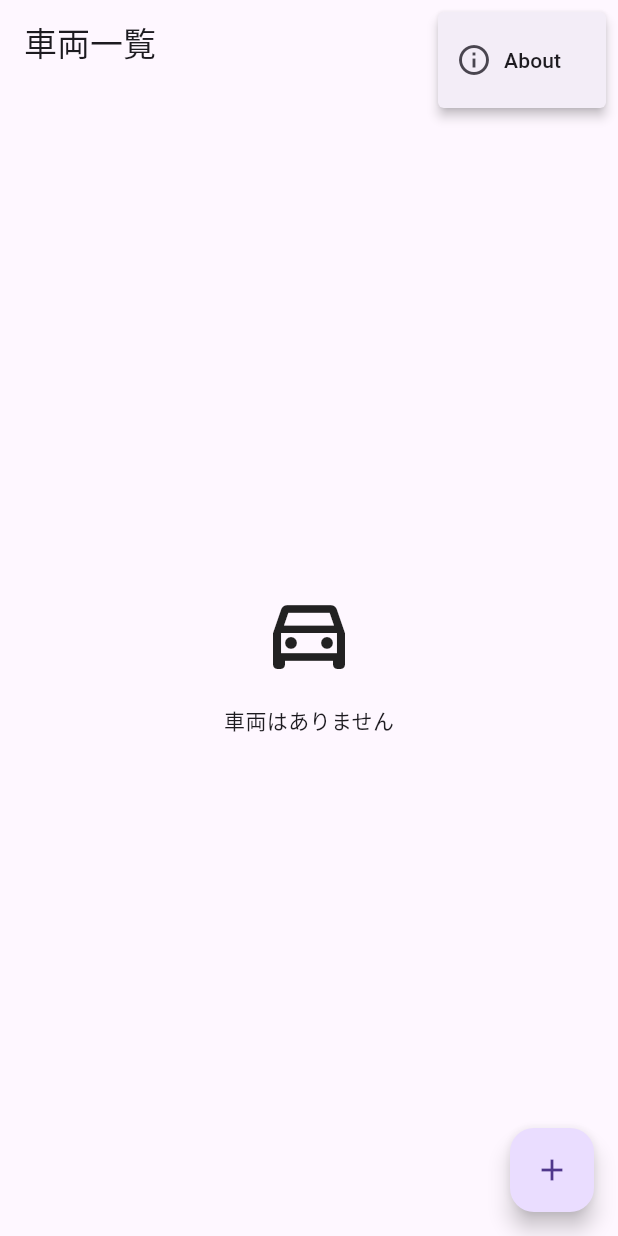
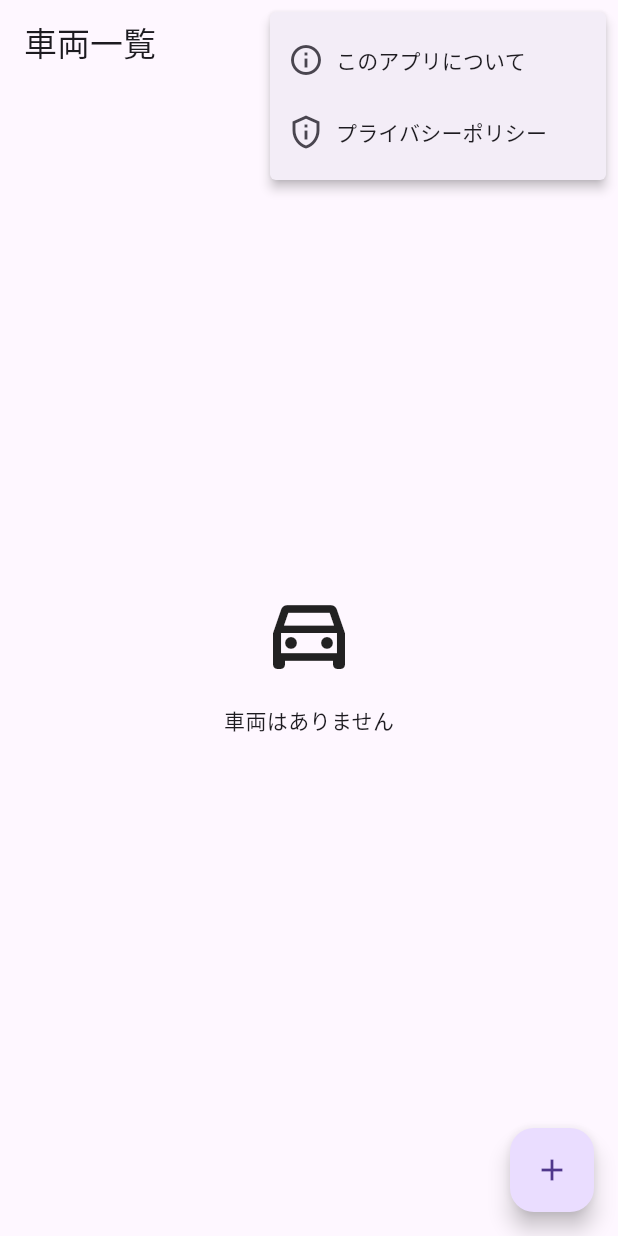
Before and after one commit to kiloooooooo/fuel_efficiency_record, a Flutter app: the screen it shows after launch, after a tap on the "more vert" icon, on a phone screen of 412 x 824 dp. Run offline on Flutter 3.47's test engine with Material 2 defaults, Android fonts, the phone set to English and light mode, and no system bars; our stand-ins replace csv, package_info_plus, share_plus, sqflite; accounts and stored records are empty.

Commit message:
プライバシーポリシーへのリンクを追加

```diff
--- a/lib/constants.dart
+++ b/lib/constants.dart
@@ -1,3 +1,4 @@
 const String refuelHistoryDBName = 'refuel_history.db';
 // const String refuelHistoryTableName = 'refuel_history';
 const String vehicleNameTable = 'vehicles';
+const String privacyPolicyURL = 'https://kosuketakahashi.github.io/fuel_efficiency_record/privacy_policy/ja';
--- a/lib/pages/vehicles_list.dart
+++ b/lib/pages/vehicles_list.dart
@@ -5,6 +5,7 @@ import 'package:fuel_efficiency_record/queries.dart';
 import 'package:package_info_plus/package_info_plus.dart';
 import 'package:path/path.dart';
 import 'package:sqflite/sqflite.dart';
+import 'package:url_launcher/url_launcher.dart';
 import 'dashboard.dart';
 
 class VehiclesListPage extends StatefulWidget {
@@ -53,7 +54,17 @@ class _VehiclesListPageState extends State<VehiclesListPage> {
                   children: const [
                     Icon(Icons.info_outline),
                     SizedBox(width: 8.0),
-                    Text('About'),
+                    Text('このアプリについて'),
+                  ],
+                ),
+              ),
+              PopupMenuItem<int>(
+                value: 1,
+                child: Row(
+                  children: const [
+                    Icon(Icons.privacy_tip_outlined),
+                    SizedBox(width: 8.0),
+                    Text('プライバシーポリシー'),
                   ],
                 ),
               ),
@@ -67,6 +78,14 @@ class _VehiclesListPageState extends State<VehiclesListPage> {
                       applicationName: info.appName,
                       applicationVersion: info.version,
                     );
+                  });
+                  break;
+                case 1:
+                  final uri = Uri.parse(privacyPolicyURL);
+                  canLaunchUrl(uri).then((v) {
+                    if (v) {
+                      launchUrl(uri);
+                    }
                   });
                   break;
               }
--- a/pubspec.yaml
+++ b/pubspec.yaml
@@ -16,7 +16,7 @@ publish_to: 'none' # Remove this line if you wish to publish to pub.dev
 # https://developer.apple.com/library/archive/documentation/General/Reference/InfoPlistKeyReference/Articles/CoreFoundationKeys.html
 # In Windows, build-name is used as the major, minor, and patch parts
 # of the product and file versions while build-number is used as the build suffix.
-version: 1.0.1+1
+version: 1.0.2+1
 
 environment:
   sdk: '>=2.19.2 <3.0.0'
@@ -42,6 +42,7 @@ dependencies:
   csv: ^5.0.1
   path_provider: ^2.0.13
   package_info_plus: ^3.0.3
+  url_launcher: ^6.1.10
 
 dev_dependencies:
   flutter_test:
```
Also changed, not shown: pubspec.lock, 2 other files.
